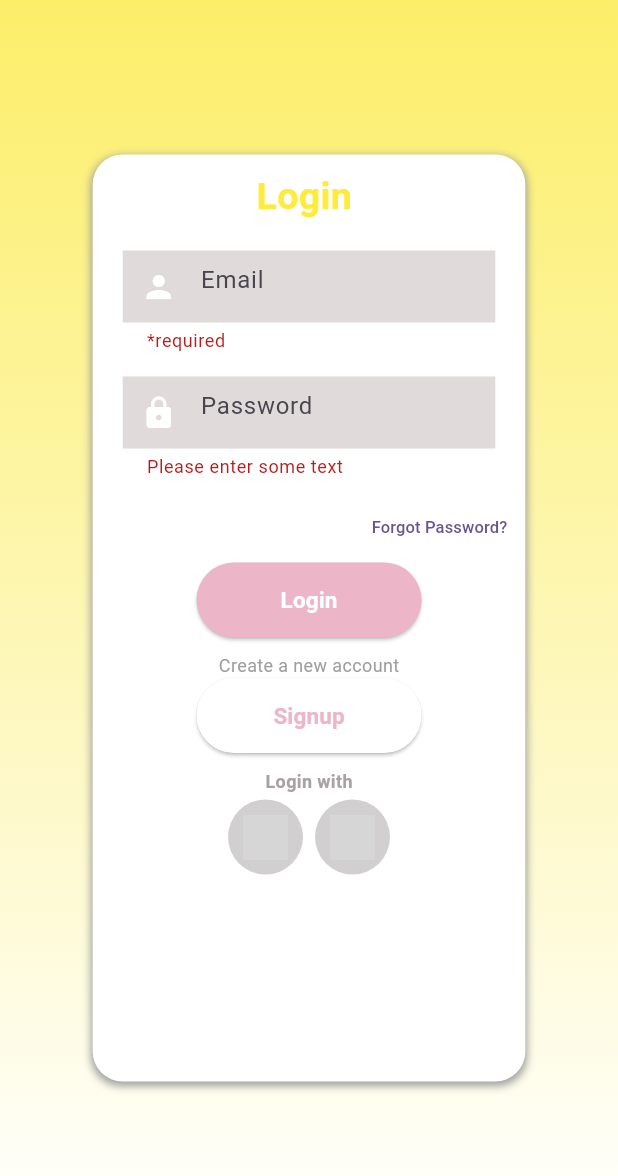
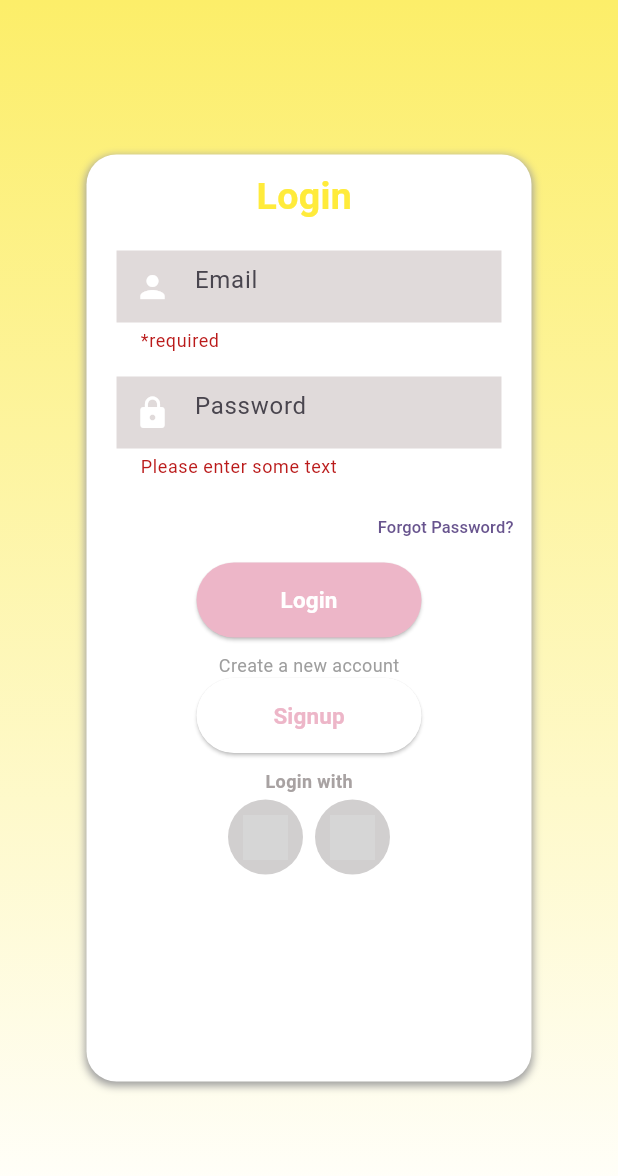
Before and after one commit to warda231/ToDo-List-App-Flutter, a Flutter app: the screen it shows after launch, after a tap on "Login", on a phone screen of 412 x 824 dp. Shown: the top 1176 px of the screen. Run offline on Flutter 3.47's test engine with Material 3 defaults, Android fonts, the phone set to English and light mode, and no system bars; our stand-ins replace cloud_firestore, firebase_auth, firebase_core, firebase_storage, get, google_sign_in and 1 more; accounts and stored records are empty; network calls fail; grey boxes are pictures that could not be loaded.

Commit message:
new changes

```diff
--- a/lib/Views/LoginScreen.dart
+++ b/lib/Views/LoginScreen.dart
@@ -1,22 +1,15 @@
 // ignore_for_file: no_leading_underscores_for_local_identifiers, prefer_const_constructors, prefer_const_literals_to_create_immutables
 
-import 'dart:async';
 
-import 'package:cloud_firestore/cloud_firestore.dart';
 import 'package:firebase_auth/firebase_auth.dart';
-import 'package:firebase_core/firebase_core.dart';
-import 'package:flutter/foundation.dart';
 import 'package:flutter/material.dart';
 import 'package:flutter_application_1/Utils/authorization.dart';
-import 'package:flutter_application_1/Views/HomePage.dart';
 import 'package:flutter_application_1/Views/HomeScreen.dart';
 import 'package:flutter_application_1/Views/SignupScreen.dart';
 import 'package:flutter_application_1/common_widgets/button.dart';
 import 'package:get/get.dart';
-import 'package:shared_preferences/shared_preferences.dart';
 
 import '../common_widgets/text_widget.dart';
-import 'package:google_sign_in/google_sign_in.dart';
 
 class LoginPage extends StatefulWidget {
   const LoginPage({super.key});
@@ -54,7 +47,7 @@ class _LoginPageState extends State<LoginPage> {
               child: Center(
                 child: Container(
                   height: screenHeight * 0.75,
-                  width: screenWidth * 0.7,
+                  width: screenWidth * 0.72,
                   decoration: BoxDecoration(
                     color: Colors.white,
                     borderRadius: BorderRadius.circular(20),
--- a/lib/main.dart
+++ b/lib/main.dart
@@ -5,30 +5,34 @@ import 'package:flutter_application_1/Views/LoginScreen.dart';
 import 'package:flutter_application_1/Views/SplashScreen.dart';
 import 'package:get/get.dart';
 
-Future main() async {
+
+void main() async {
   WidgetsFlutterBinding.ensureInitialized();
-  if(kIsWeb){
+
+ /* try {
+    if (kIsWeb) {
       await Firebase.initializeApp(
         options: const FirebaseOptions(
           apiKey: "AIzaSyDjpe7lWgZDwXem-RqTJr_xZbmJ8oyf2AI",
           appId: "1:129776743637:web:8df47e4c2b29f3c5e91e5c",
           authDomain: "todo-list-app-cb9f7.firebaseapp.com",
+          messagingSenderId: "129776743637",
+          projectId: "todo-list-app-cb9f7",
+        ),
+      );
+    } else {
+      await Firebase.initializeApp(
 
-        messagingSenderId:
-        "129776743637",
-        projectId:"todo-list-app-cb9f7")
       );
-  }else {
-    try {
-  await Firebase.initializeApp();
+    }
   } catch (e) {
     print("Firebase initialization failed: $e");
-}
-  }
-    //await Firebase.initializeApp(); // Initialize Firebase
+  }*/
+  await Firebase.initializeApp();
 
   runApp(const MyApp());
 }
+
 
 class MyApp extends StatelessWidget {
   const MyApp({super.key});
--- a/pubspec.yaml
+++ b/pubspec.yaml
@@ -33,9 +33,9 @@ dependencies:
 
   # The following adds the Cupertino Icons font to your application.
   # Use with the CupertinoIcons class for iOS style icons.
+  firebase_core:
   cupertino_icons: ^1.0.2
   get: ^4.6.6
-  firebase_core: ^2.16.0
   firebase_auth: ^4.10.0
   firebase_storage: ^11.2.7
   cloud_firestore: ^4.9.2
```
Also changed, not shown: pubspec.lock, 2 other files. Lines whose indentation alone changed are shown as unchanged.
